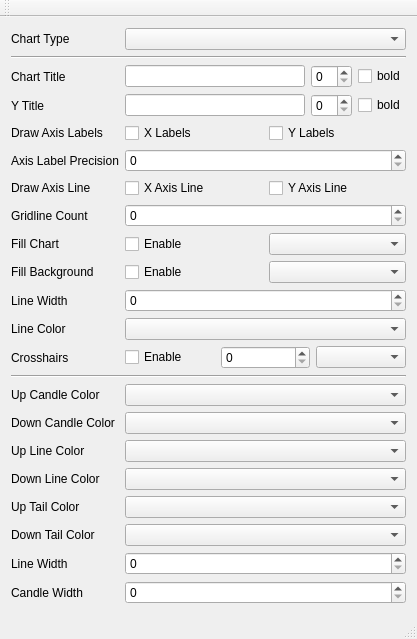
This is chartexamples/mainwindow.ui in presstab/psscharts as Qt 5 draws it before an edit. The edited form follows.
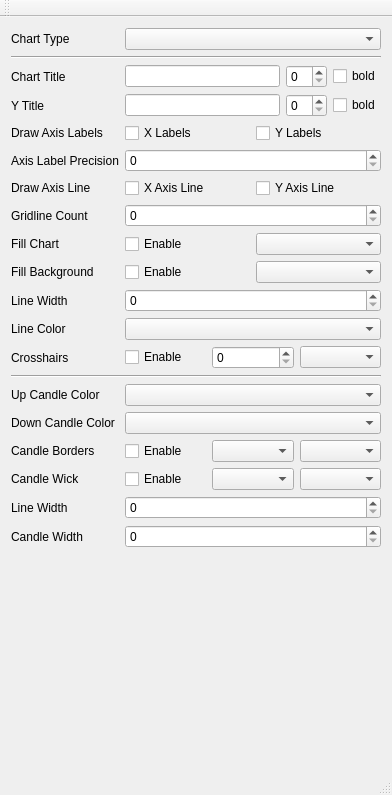
This is the edited form.

The edit to the form file:
```diff
--- a/chartexamples/mainwindow.ui
+++ b/chartexamples/mainwindow.ui
@@ -6,8 +6,8 @@
    <rect>
     <x>0</x>
     <y>0</y>
-    <width>417</width>
-    <height>639</height>
+    <width>392</width>
+    <height>795</height>
    </rect>
   </property>
   <property name="windowTitle">
@@ -273,61 +273,69 @@
         <item row="16" column="0">
          <widget class="QLabel" name="label_14">
           <property name="text">
-           <string>Up Line Color</string>
+           <string>Candle Borders</string>
           </property>
          </widget>
         </item>
-        <item row="18" column="0">
+        <item row="16" column="1">
+         <layout class="QHBoxLayout" name="horizontalLayout_10">
+          <item>
+           <widget class="QCheckBox" name="checkBoxBorderColor">
+            <property name="text">
+             <string>Enable</string>
+            </property>
+           </widget>
+          </item>
+          <item>
+           <widget class="QComboBox" name="comboBoxUpBorderColor"/>
+          </item>
+          <item>
+           <widget class="QComboBox" name="comboBoxDownBorderColor"/>
+          </item>
+         </layout>
+        </item>
+        <item row="17" column="0">
          <widget class="QLabel" name="label_15">
           <property name="text">
-           <string>Up Tail Color</string>
+           <string>Candle Wick</string>
           </property>
          </widget>
         </item>
-        <item row="20" column="0">
+        <item row="17" column="1">
+         <layout class="QHBoxLayout" name="horizontalLayout_9">
+          <item>
+           <widget class="QCheckBox" name="checkBoxWickColor">
+            <property name="text">
+             <string>Enable</string>
+            </property>
+           </widget>
+          </item>
+          <item>
+           <widget class="QComboBox" name="comboBoxUpWickColor"/>
+          </item>
+          <item>
+           <widget class="QComboBox" name="comboBoxDownWickColor"/>
+          </item>
+         </layout>
+        </item>
+        <item row="18" column="0">
          <widget class="QLabel" name="label_18">
           <property name="text">
            <string>Line Width</string>
           </property>
          </widget>
         </item>
-        <item row="16" column="1">
-         <widget class="QComboBox" name="comboBoxUpLineColor"/>
-        </item>
         <item row="18" column="1">
-         <widget class="QComboBox" name="comboBoxUpTailColor"/>
-        </item>
-        <item row="20" column="1">
          <widget class="QSpinBox" name="spinboxCandleLineWidth"/>
         </item>
-        <item row="17" column="1">
-         <widget class="QComboBox" name="comboBoxDownLineColor"/>
-        </item>
-        <item row="17" column="0">
-         <widget class="QLabel" name="label_13">
-          <property name="text">
-           <string>Down Line Color</string>
-          </property>
-         </widget>
-        </item>
         <item row="19" column="0">
-         <widget class="QLabel" name="label_16">
-          <property name="text">
-           <string>Down Tail Color</string>
-          </property>
-         </widget>
-        </item>
-        <item row="19" column="1">
-         <widget class="QComboBox" name="comboBoxDownTailColor"/>
-        </item>
-        <item row="21" column="0">
          <widget class="QLabel" name="label_17">
           <property name="text">
            <string>Candle Width</string>
           </property>
          </widget>
         </item>
-        <item row="21" column="1">
+        <item row="19" column="1">
          <widget class="QSpinBox" name="spinboxCandleWidth"/>
         </item>
        </layout>
```
Left out of the diff: 4 changed lines with no effect on the pictures.
